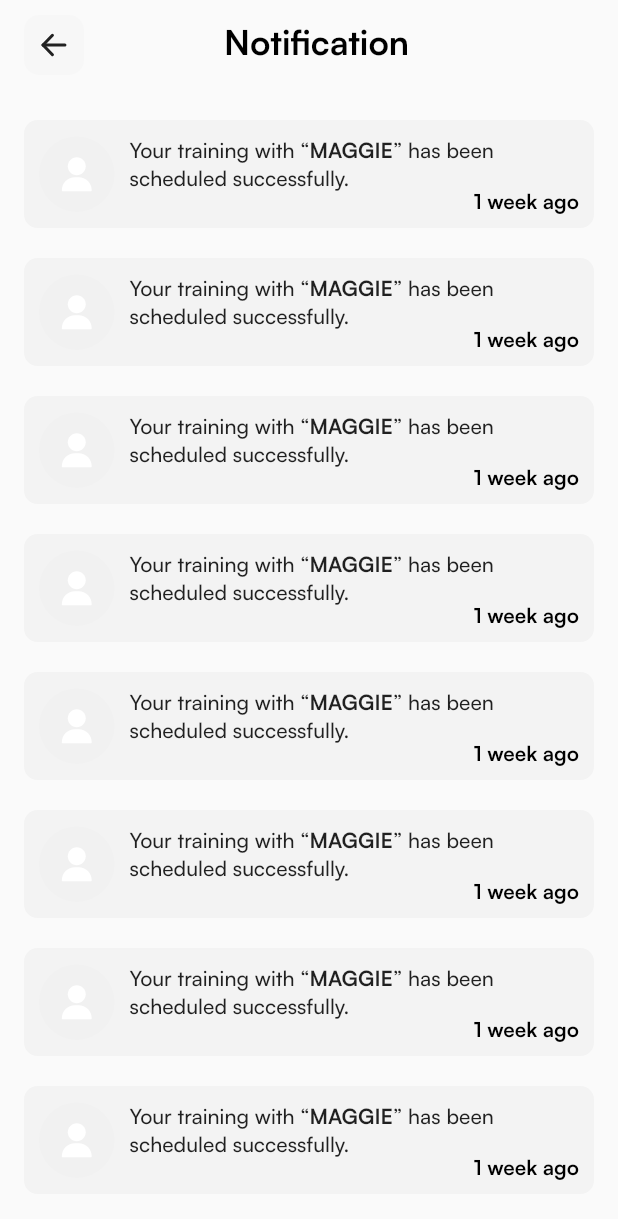
After one commit to Naveen5309/Zrayo, a Flutter app: the NotificationView screen opened by its route, on a phone screen of 412 x 824 dp. The commit adds this screen. Shown: the top 1219 px of the screen. Run offline on Flutter 3.47's test engine with Material 3 defaults, Android fonts, the phone set to English and light mode, and no system bars; our stand-ins replace bot_toast, cached_network_image, connectivity_plus, dio, dropdown_button2, equatable and 8 more; accounts and stored records are empty.

Commit message:
favorite_properties,my_properties,notification_view

```diff
--- a/lib/config/app_colors.dart
+++ b/lib/config/app_colors.dart
@@ -4,6 +4,7 @@ abstract final class AppColor {
   static const Color primary = Color(0xffEA8913);
   static const Color primaryEC9529 = Color(0xffEC9529);
   static const Color whiteFFFFFF = Color(0xffFFFFFF);
+  static const Color colorF3F3F3 = Color(0xffF3F3F3);
   static const Color colorFEF6EC = Color(0xffFEF6EC);
   static const Color black000000 = Color(0xff000000);
   static const Color transparent = Colors.transparent;
--- a/lib/core/utils/routing/routes.dart
+++ b/lib/core/utils/routing/routes.dart
@@ -14,4 +14,6 @@ class Routes {
   static const String otpVerificationView = '/otpVerificationView';
   static const String changePasswordView = '/changePasswordView';
   static const String dashboard = '/dashboard';
+  static const String notificationView = '/notificationView';
+
 }
--- a/lib/core/utils/routing/routes_generator.dart
+++ b/lib/core/utils/routing/routes_generator.dart
@@ -9,6 +9,7 @@ import 'package:zrayo_flutter/feature/auth/presentation/views/login_view.dart';
 import 'package:zrayo_flutter/feature/auth/presentation/views/otp_verification_view.dart';
 import 'package:zrayo_flutter/feature/auth/presentation/views/sign_up_view.dart';
 import 'package:zrayo_flutter/feature/dashboard/presentation/view/dashboard.dart';
+import 'package:zrayo_flutter/feature/dashboard/presentation/view/notification_view.dart';
 import 'package:zrayo_flutter/feature/z_common_widgets/app_text.dart';
 import '../../../feature/auth/presentation/views/change_password_view.dart';
 import '../../../feature/auth/presentation/views/choose_interface_view.dart';
@@ -56,6 +57,8 @@ class RouteGenerator {
 
       case Routes.dashboard:
         return _fadeTransitionRoute(const Dashboard());
+      case Routes.notificationView:
+        return _fadeTransitionRoute(const NotificationView());
 
       default:
         return MaterialPageRoute(builder: (_) => const ErrorRoute());
--- /dev/null
+++ b/lib/feature/dashboard/presentation/view/notification_view.dart
@@ -0,0 +1,86 @@
+import 'package:flutter/gestures.dart';
+import 'package:flutter/material.dart';
+import 'package:flutter_screenutil/flutter_screenutil.dart';
+import 'package:zrayo_flutter/config/helper.dart';
+import 'package:zrayo_flutter/feature/z_common_widgets/app_text.dart';
+import 'package:zrayo_flutter/feature/z_common_widgets/custom_app_bar.dart';
+import 'package:zrayo_flutter/feature/z_common_widgets/custom_cache_network_image.dart';
+
+class NotificationView extends StatelessWidget {
+  const NotificationView({super.key});
+
+  @override
+  Widget build(BuildContext context) {
+    return Scaffold(
+      body: Column(
+        children: [
+          CustomAppBar(title: "Notification"),
+          yHeight(10),
+          Expanded(
+            child: ListView.builder(
+              itemCount: 10,
+              padding: EdgeInsets.symmetric(horizontal: 16,vertical: 20),
+              itemBuilder: (context, index) {
+                return notificationBox();
+              },
+            ),
+          )
+        ],
+      ),
+    );
+  }
+
+  Widget notificationBox() {
+    return Container(
+      padding: EdgeInsets.all(10),
+      margin: EdgeInsets.only(bottom: 20),
+      decoration: BoxDecoration(
+          borderRadius: BorderRadius.circular(9), color: AppColor.colorF3F3F3),
+      child: Row(
+        children: [
+          CustomCacheNetworkImage(
+            img: "",
+            imageRadius: 100,
+            size: 44.sp,
+          ),
+          xWidth(10),
+          Expanded(
+            child: Column(
+              children: [
+                Text.rich(
+                  TextSpan(
+                    text: "Your training with “",
+                    style: TextStyle(
+                        // color: AppColor.black4A4A4A,
+                        fontFamily: AppFonts.satoshiMedium),
+                    children: [
+                      TextSpan(
+                        text: "MAGGIE",
+                        style: TextStyle(
+                          // color: AppColor.primary,
+                          fontFamily: AppFonts.satoshiBold,
+                        ),
+                      ),
+                      TextSpan(
+                        text: "” has been scheduled successfully.",
+                        style: TextStyle(
+                          // color: AppColor.primary,
+                          fontFamily: AppFonts.satoshiMedium,
+                        ),
+                      ),
+                    ],
+                  ),
+                ),
+                AppText(
+                  text: "1 week ago",
+                  fontFamily: AppFonts.satoshiBold,
+                  textSize: 12.sp,
+                ).align(alignment: Alignment.centerRight),
+              ],
+            ),
+          ),
+        ],
+      ),
+    );
+  }
+}
--- a/lib/feature/home/presentation/view/customer_home_view.dart
+++ b/lib/feature/home/presentation/view/customer_home_view.dart
@@ -5,8 +5,8 @@ class CustomerHomeView extends StatelessWidget {
 
   @override
   Widget build(BuildContext context) {
-    double cardWidth = MediaQuery.of(context).size.width / 3.2;
-    double cardHeight = MediaQuery.of(context).size.height / 4;
+    double cardWidth = screenWidth(context) / 3.2;
+    double cardHeight = screenHeight(context) / 4;
     return Container(
       height: double.infinity,
       width: double.infinity,
```
Also changed, not shown: lib/feature/dashboard/presentation/provider/dashboard_state_notifier.dart (+7 -0 lines), lib/feature/favorite_properties/presentation/view/favorite_properties.dart (added, +41 -0 lines), lib/feature/home/presentation/view/home_view_main.dart (+8 -10 lines), lib/feature/my_properties/presentation/view/my_properties.dart (added, +41 -0 lines), lib/feature/z_common_widgets/custom_app_bar.dart (+8 -4 lines).
